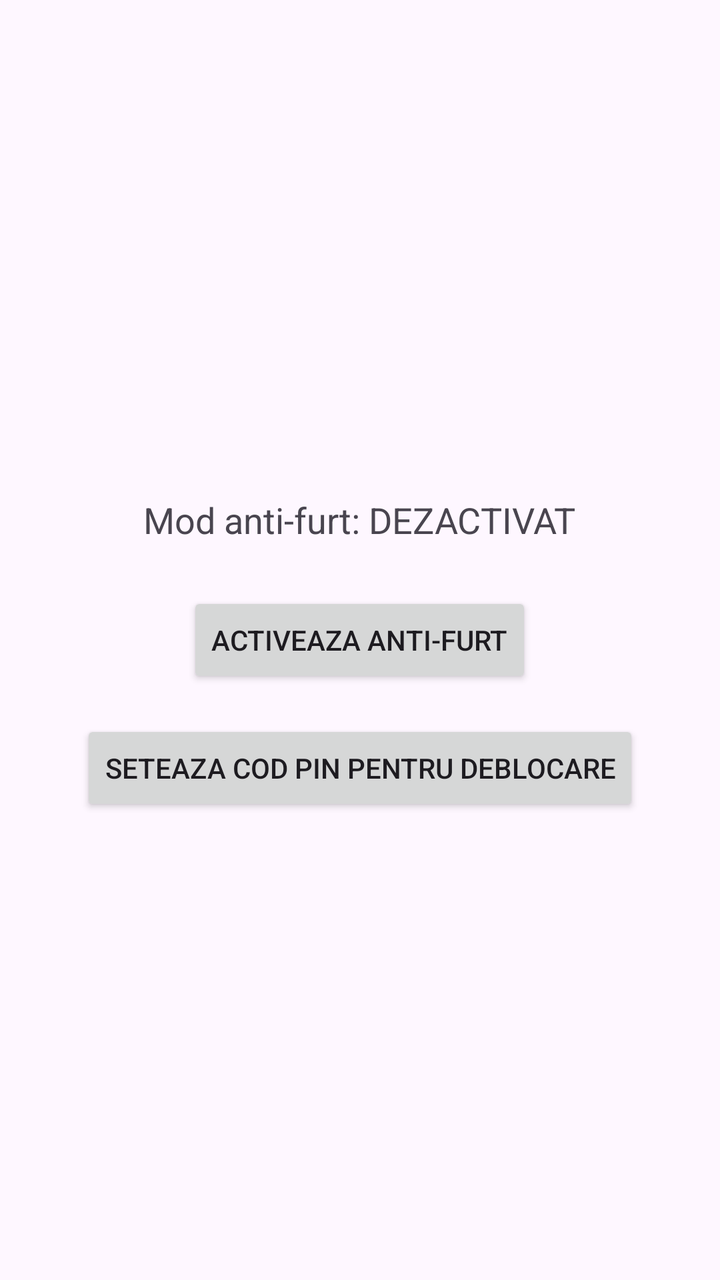
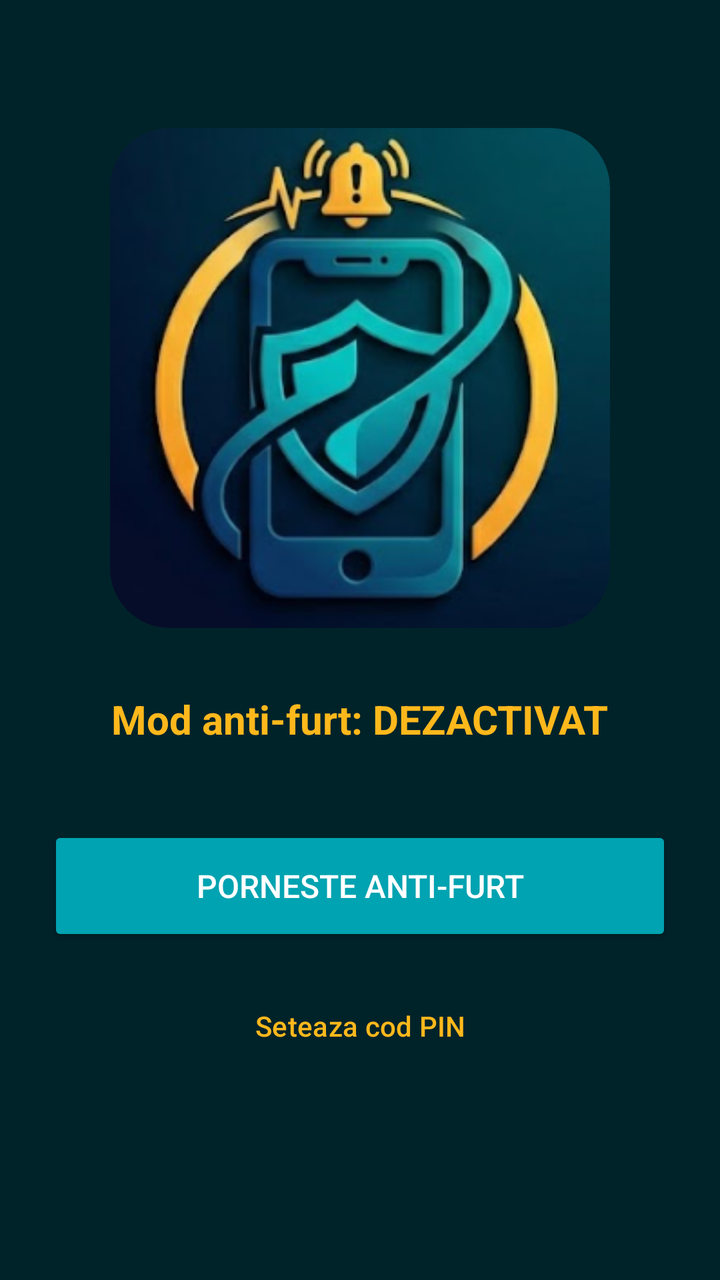

Compare the two renders of this Android layout. The source of the first and the diff that turns it into the second are given below.
<!-- AndroidManifest.xml: application theme Theme.PhoneWatch -->
<!-- res/layout/activity_main.xml -->
<?xml version="1.0" encoding="utf-8"?>
<RelativeLayout xmlns:android="http://schemas.android.com/apk/res/android"
    android:id="@+id/main"
    android:layout_width="match_parent"
    android:layout_height="match_parent">

    <TextView
        android:id="@+id/tv_status"
        android:layout_width="wrap_content"
        android:layout_height="wrap_content"
        android:layout_centerHorizontal="true"
        android:layout_above="@+id/btn_toggle"
        android:layout_marginBottom="24dp"
        android:text="Mod anti-furt: DEZACTIVAT"
        android:textSize="18sp"
    />

    <Button
        android:id="@+id/btn_toggle"
        android:layout_width="wrap_content"
        android:layout_height="wrap_content"
        android:layout_centerInParent="true"
        android:text="Activeaza anti-furt"
    />

    <Button
        android:id="@+id/btn_set_pin"
        android:layout_width="wrap_content"
        android:layout_height="wrap_content"
        android:layout_centerHorizontal="true"
        android:layout_below="@+id/btn_toggle"
        android:layout_marginTop="16dp"
        android:text="Seteaza cod PIN pentru deblocare"
    />
</RelativeLayout>
<!-- resources referenced by this layout -->
<resources>
  <style name="Theme.PhoneWatch" parent="Base.Theme.PhoneWatch" />
  <style name="Base.Theme.PhoneWatch" parent="Theme.Material3.DayNight.NoActionBar">
          
          
      </style>
</resources>

<!-- the commit's change to res/layout/activity_main.xml (unified diff, before → after) -->
@@ -1,35 +1,52 @@
 <?xml version="1.0" encoding="utf-8"?>
-<RelativeLayout xmlns:android="http://schemas.android.com/apk/res/android"
+<LinearLayout xmlns:android="http://schemas.android.com/apk/res/android"
+    xmlns:app="http://schemas.android.com/apk/res-auto"
     android:id="@+id/main"
     android:layout_width="match_parent"
-    android:layout_height="match_parent">
+    android:layout_height="match_parent"
+    android:orientation="vertical"
+    android:gravity="center_horizontal"
+    android:padding="24dp"
+    android:background="@color/logo_dark_teal">
+
+    <com.google.android.material.imageview.ShapeableImageView
+        android:id="@+id/iv_logo"
+        android:layout_width="250dp"
+        android:layout_height="250dp"
+        android:layout_marginTop="40dp"
+        android:src="@drawable/logo"
+        android:scaleType="centerCrop"
+        app:shapeAppearanceOverlay="@style/RoundedCorners"
+        android:contentDescription="PhoneWatch Logo" />
 
     <TextView
         android:id="@+id/tv_status"
         android:layout_width="wrap_content"
         android:layout_height="wrap_content"
-        android:layout_centerHorizontal="true"
-        android:layout_above="@+id/btn_toggle"
-        android:layout_marginBottom="24dp"
+        android:layout_marginTop="32dp"
         android:text="Mod anti-furt: DEZACTIVAT"
-        android:textSize="18sp"
-    />
+        android:textColor="@color/logo_gold"
+        android:textSize="20sp"
+        android:textStyle="bold" />
 
     <Button
         android:id="@+id/btn_toggle"
-        android:layout_width="wrap_content"
-        android:layout_height="wrap_content"
-        android:layout_centerInParent="true"
-        android:text="Activeaza anti-furt"
-    />
+        android:layout_width="match_parent"
+        android:layout_height="60dp"
+        android:layout_marginTop="40dp"
+        android:text="Porneste anti-furt"
+        android:backgroundTint="@color/logo_teal"
+        android:textColor="@color/white"
+        android:textSize="16sp" />
 
     <Button
         android:id="@+id/btn_set_pin"
-        android:layout_width="wrap_content"
+        android:layout_width="match_parent"
         android:layout_height="wrap_content"
-        android:layout_centerHorizontal="true"
-        android:layout_below="@+id/btn_toggle"
         android:layout_marginTop="16dp"
-        android:text="Seteaza cod PIN pentru deblocare"
-    />
-</RelativeLayout>
+        android:text="Seteaza cod PIN"
+        android:backgroundTint="@color/logo_dark_teal"
+        android:textColor="@color/logo_gold"
+        style="@style/Widget.Material3.Button.TextButton" />
+
+</LinearLayout>
<!-- resource entries referenced after the edit -->
@@ -1,9 +1,23 @@
 <!-- resources referenced by this layout -->
 <resources>
+  <color name="logo_dark_teal">#002329</color>
+  <color name="logo_gold">#FFB81C</color>
+  <color name="logo_teal">#00A3B1</color>
+  <color name="white">#FFFFFFFF</color>
+  <!-- drawable logo: png bitmap (drawable, 103058 bytes) -->
+  <style name="RoundedCorners">
+          <item name="cornerSize">30dp</item>
+      </style>
   <style name="Theme.PhoneWatch" parent="Base.Theme.PhoneWatch" />
   <style name="Base.Theme.PhoneWatch" parent="Theme.Material3.DayNight.NoActionBar">
           
+          <item name="colorPrimary">@color/logo_teal</item>
+          <item name="colorPrimaryDark">@color/logo_dark_teal</item>
+          <item name="colorAccent">@color/logo_gold</item>
+  
           
+          <item name="android:windowBackground">@color/logo_dark_teal</item>
+          <item name="android:textColorPrimary">@color/white</item>
       </style>
 </resources>
 
